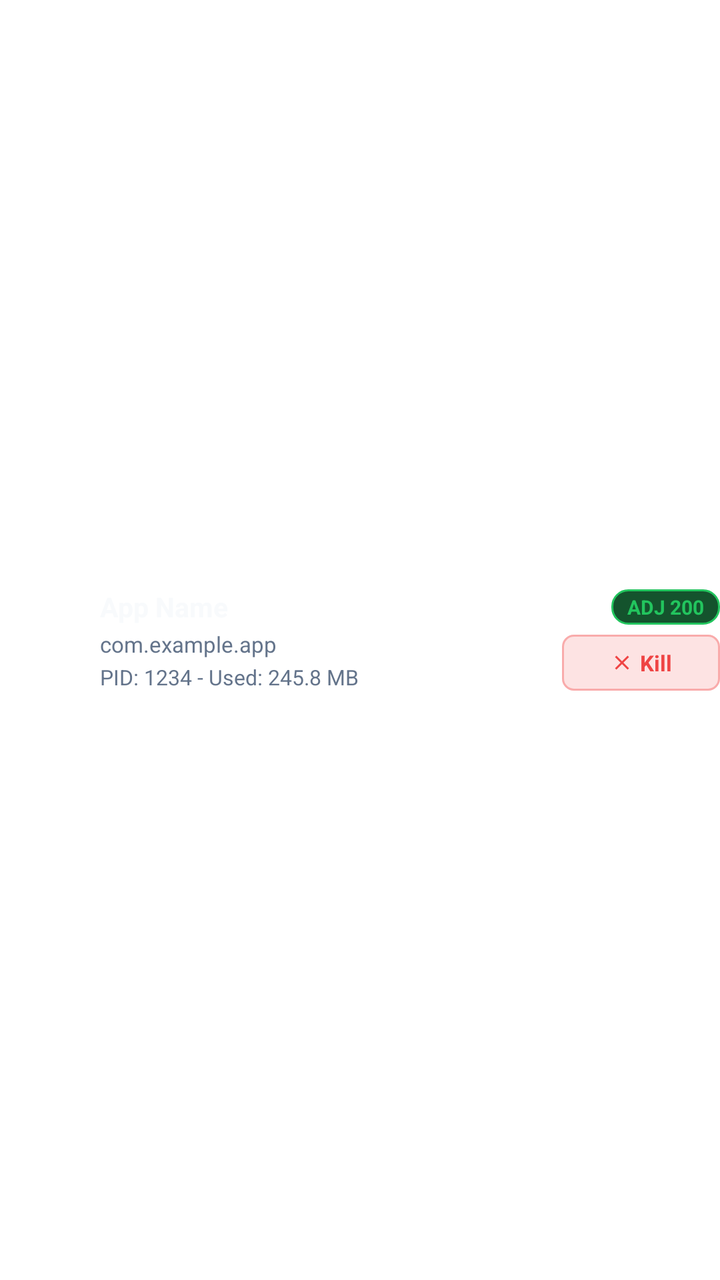
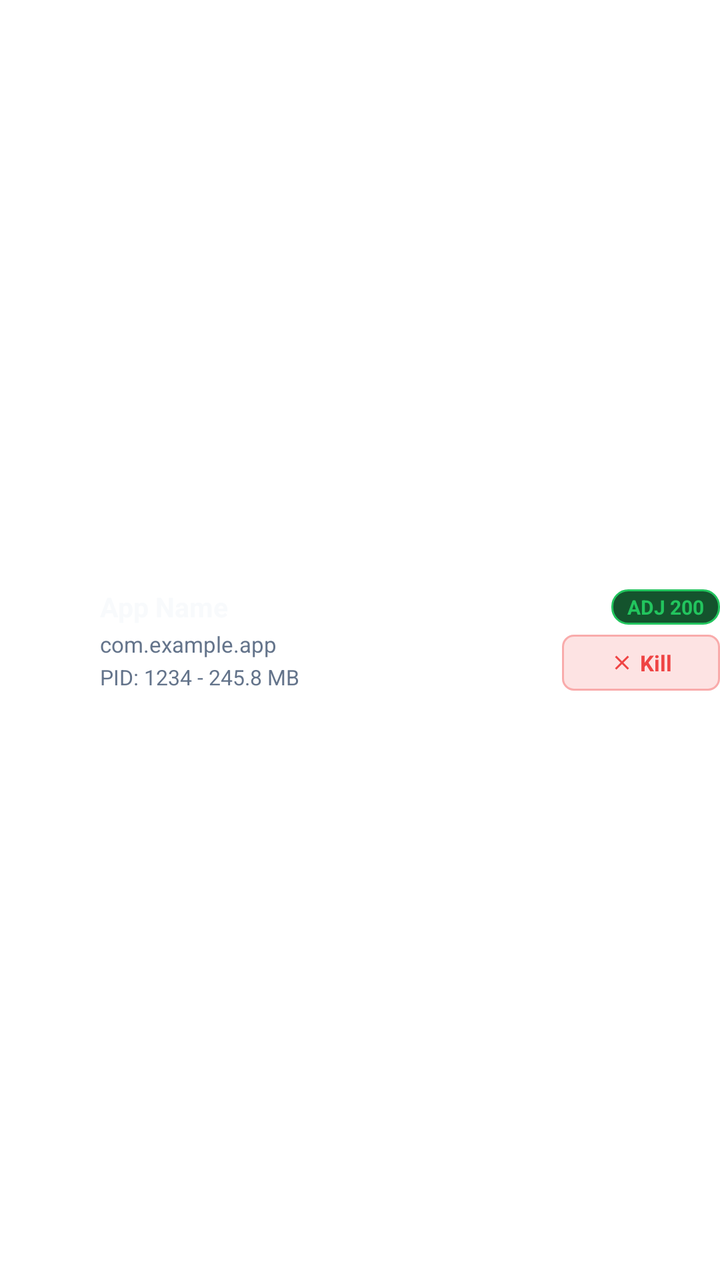

The first picture is an Android layout as it rendered before a commit; the second is the same layout after the commit. The layout source and the unified diff follow.
<!-- AndroidManifest.xml: fallback theme Theme.MaterialComponents.DayNight.NoActionBar -->
<!-- res/layout/item_process.xml -->
<?xml version="1.0" encoding="utf-8"?>
<LinearLayout xmlns:android="http://schemas.android.com/apk/res/android"
    xmlns:app="http://schemas.android.com/apk/res-auto"
    android:layout_width="match_parent"
    android:layout_height="wrap_content"
    android:orientation="horizontal"
    android:gravity="center_vertical"
    android:paddingTop="9dp"
    android:paddingBottom="9dp">

    <ImageView
        android:id="@+id/ivProcIcon"
        android:layout_width="38dp"
        android:layout_height="38dp"
        android:contentDescription="Process Icon" />

    <LinearLayout
        android:layout_width="0dp"
        android:layout_height="wrap_content"
        android:layout_weight="1"
        android:orientation="vertical"
        android:layout_marginStart="12dp"
        android:layout_marginEnd="8dp">

        <TextView
            android:id="@+id/tvProcName"
            android:layout_width="match_parent"
            android:layout_height="wrap_content"
            android:text="App Name"
            android:textColor="@color/text_title"
            android:textSize="13.5sp"
            android:textStyle="bold"
            android:maxLines="1"
            android:ellipsize="end" />

        <TextView
            android:id="@+id/tvProcPackage"
            android:layout_width="match_parent"
            android:layout_height="wrap_content"
            android:layout_marginTop="2dp"
            android:text="com.example.app"
            android:textColor="@color/text_muted"
            android:textSize="11sp"
            android:maxLines="1"
            android:ellipsize="middle" />

        <TextView
            android:id="@+id/tvProcPid"
            android:layout_width="match_parent"
            android:layout_height="wrap_content"
            android:layout_marginTop="2dp"
            android:text="PID: 1234 - Used: 245.8 MB"
            android:textColor="@color/text_muted"
            android:textSize="10.5sp"
            android:maxLines="1"
            android:ellipsize="end" />
    </LinearLayout>

    <LinearLayout
        android:layout_width="wrap_content"
        android:layout_height="wrap_content"
        android:orientation="vertical"
        android:gravity="end|center_vertical">

        <TextView
            android:id="@+id/tvAdjBadge"
            android:layout_width="wrap_content"
            android:layout_height="wrap_content"
            android:text="ADJ 200"
            android:textColor="@color/accent_green"
            android:background="@drawable/bg_badge_green"
            android:paddingStart="8dp"
            android:paddingEnd="8dp"
            android:paddingTop="2dp"
            android:paddingBottom="2dp"
            android:textSize="10sp"
            android:textStyle="bold" />

        <com.google.android.material.button.MaterialButton
            android:id="@+id/btnKillProc"
            style="@style/Widget.Material3.Button.TonalButton"
            android:layout_width="wrap_content"
            android:layout_height="28dp"
            android:layout_marginTop="5dp"
            android:insetTop="0dp"
            android:insetBottom="0dp"
            android:insetLeft="0dp"
            android:insetRight="0dp"
            android:paddingStart="8dp"
            android:paddingEnd="8dp"
            android:paddingTop="0dp"
            android:paddingBottom="0dp"
            android:minHeight="0dp"
            android:minWidth="0dp"
            android:text="@string/btn_kill_process"
            android:textColor="@color/accent_red"
            android:textSize="11sp"
            android:textStyle="bold"
            app:backgroundTint="#26EF4444"
            app:strokeColor="#59EF4444"
            app:strokeWidth="1dp"
            app:cornerRadius="6dp"
            app:icon="@drawable/ic_kill"
            app:iconSize="12dp"
            app:iconTint="@color/accent_red"
            app:iconPadding="3dp" />
    </LinearLayout>
</LinearLayout>
<!-- resources referenced by this layout -->
<resources>
  <color name="accent_green">#22C55E</color>
  <color name="accent_red">#EF4444</color>
  <color name="text_muted">#64748B</color>
  <color name="text_title">#F8FAFC</color>
  <!-- drawable bg_badge_green (drawable) -->
  <?xml version="1.0" encoding="utf-8"?>
  <shape xmlns:android="http://schemas.android.com/apk/res/android">
      <solid android:color="@color/accent_green_bg" />
      <corners android:radius="8dp" />
      <stroke android:width="1dp" android:color="@color/accent_green" />
  </shape>
  <!-- drawable ic_kill (drawable) -->
  <?xml version="1.0" encoding="utf-8"?>
  <vector xmlns:android="http://schemas.android.com/apk/res/android"
      android:width="24dp"
      android:height="24dp"
      android:viewportWidth="24"
      android:viewportHeight="24">
      <path
          android:fillColor="@color/accent_red"
          android:pathData="M19,6.41L17.59,5 12,10.59 6.41,5 5,6.41 10.59,12 5,17.59 6.41,19 12,13.41 17.59,19 19,17.59 13.41,12z" />
  </vector>
  <string name="btn_kill_process">Kill</string>
  <color name="accent_green_bg">#14532D</color>
</resources>

<!-- the commit's change to res/layout/item_process.xml (unified diff, before → after) -->
@@ -49,7 +49,7 @@
             android:layout_width="match_parent"
             android:layout_height="wrap_content"
             android:layout_marginTop="2dp"
-            android:text="PID: 1234 - Used: 245.8 MB"
+            android:text="PID: 1234 - 245.8 MB"
             android:textColor="@color/text_muted"
             android:textSize="10.5sp"
             android:maxLines="1"
